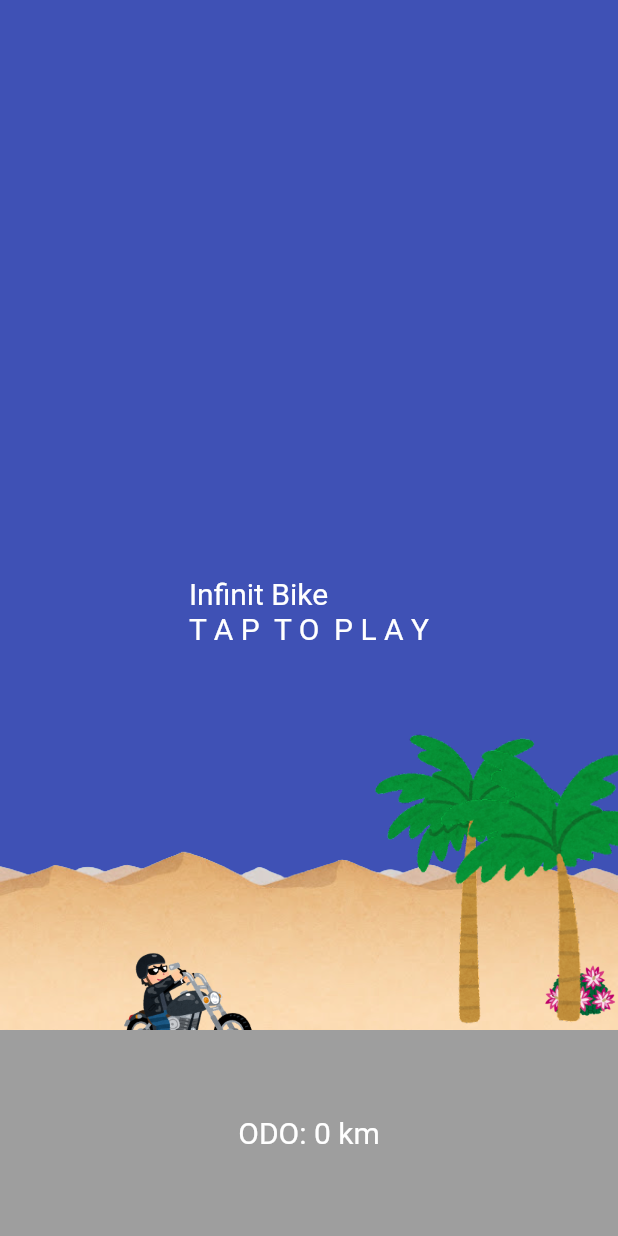
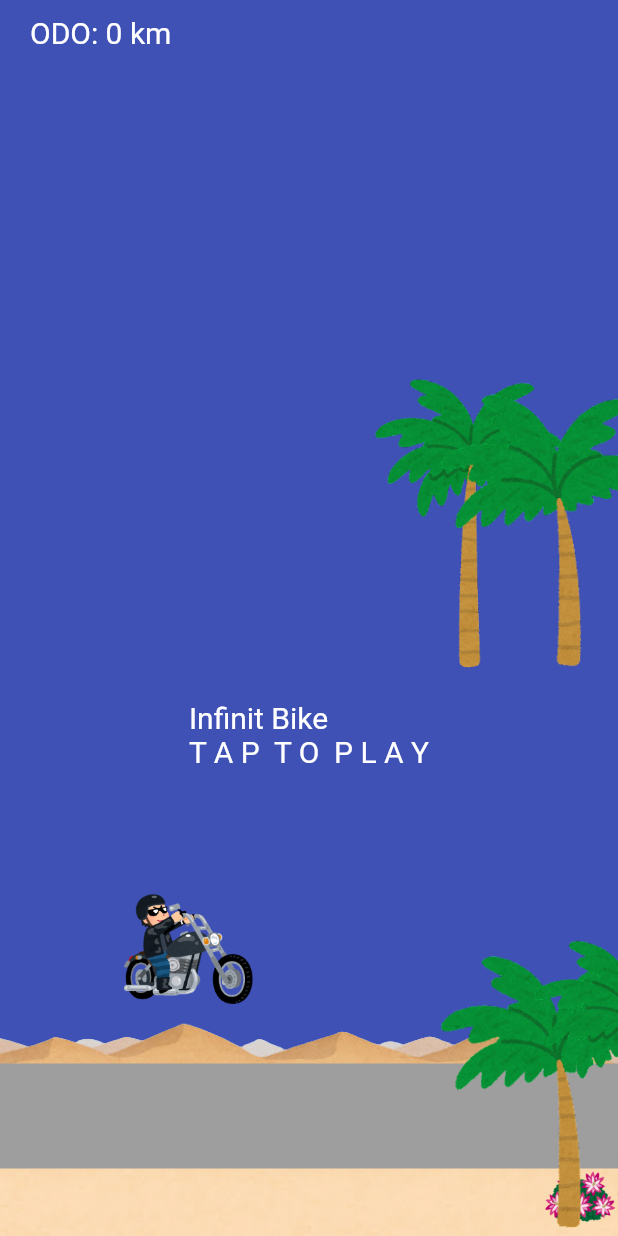
Before and after one commit to yuto90/runs_infinitely_bike, a Flutter app: the screen it shows after launch, on a phone screen of 412 x 824 dp. Run offline on Flutter 3.47's test engine with Material 2 defaults, Android fonts, the light colour scheme and no system bars.

Commit message:
風景を立体的に表現

```diff
--- a/runs_infinitely_bike/lib/mainpage.dart
+++ b/runs_infinitely_bike/lib/mainpage.dart
@@ -13,31 +13,40 @@ class MainPage extends StatefulWidget {
 }
 
 class _MainPage extends State<MainPage> {
-  static double bikeYaxis = 1.1;
+  static double bikeY = 0.6;
   double time = 0;
-  double initialHeight = bikeYaxis;
+  double initialHeight = bikeY;
   bool gameHasStarted = false;
 
+  // 背景
   static double desertOneX = -1;
-  static double desertTwoX = 3.1;
-  static double desertThreeX = 7.2;
+  static double desertTwoX = 3.7;
+  static double desertThreeX = 8.4;
 
-  double sabotenFlowerYaxis = 1;
+  // サボテンフラワー
+  double sabotenFlowerY = 1;
   static double sabotenFlowerOneX = 1;
 
-  double yasiYaxis = 1;
+  // ヤシの木
+  double yasiOneY = -0.2;
+  double yasiTwoY = 1;
+  double yasiThreeY = -0.2;
+  double yasiFourY = 1;
   static double yasiOneX = 1;
   static double yasiTwoX = 1.5;
+  static double yasiThreeX = 1.5;
+  static double yasiFourX = 2;
 
   bool sindou = true;
 
+  // ODOメーター
   int odo = 0;
   int milli = 0;
 
   void move() {
     setState(() {
       //time = 0;
-      //initialHeight = bikeYaxis;
+      //initialHeight = bikeY;
     });
   }
 
@@ -46,34 +55,34 @@ class _MainPage extends State<MainPage> {
     Timer.periodic(Duration(milliseconds: 50), (timer) {
       if (sindou) {
         setState(() {
-          bikeYaxis = initialHeight + 0.005;
+          bikeY = initialHeight + 0.005;
         });
       } else {
         setState(() {
-          bikeYaxis = initialHeight - 0.005;
+          bikeY = initialHeight - 0.005;
         });
       }
       sindou = !sindou;
 
       setState(() {
-        if (desertOneX < -5.3) {
-          desertOneX += 10.6;
+        if (desertOneX < -6) {
+          desertOneX += 12;
         } else {
           desertOneX -= 0.01;
         }
       });
 
       setState(() {
-        if (desertTwoX < -5.3) {
-          desertTwoX += 10.6;
+        if (desertTwoX < -6) {
+          desertTwoX += 12;
         } else {
           desertTwoX -= 0.01;
         }
       });
 
       setState(() {
-        if (desertThreeX < -5.3) {
-          desertThreeX += 10.6;
+        if (desertThreeX < -6) {
+          desertThreeX += 12;
         } else {
           desertThreeX -= 0.01;
         }
@@ -103,10 +112,26 @@ class _MainPage extends State<MainPage> {
         }
       });
 
-      // odoメーター（1秒+=1km)
+      setState(() {
+        if (yasiThreeX < -2) {
+          yasiThreeX += 4;
+        } else {
+          yasiThreeX -= 0.005;
+        }
+      });
+
+      setState(() {
+        if (yasiFourX < -2) {
+          yasiFourX += 4;
+        } else {
+          yasiFourX -= 0.005;
+        }
+      });
+
+      // odoメーター（5秒+=1km)
       setState(() {
         milli += 50;
-        if (milli % 1000 == 0) {
+        if (milli % 5000 == 0) {
           odo += 1;
         }
       });
@@ -124,42 +149,61 @@ class _MainPage extends State<MainPage> {
         }
       },
       child: Scaffold(
-        body: Column(
-          children: [
-            Expanded(
-              flex: 5,
-              child: Stack(
+        body: Stack(
           children: [
             Container(
               color: Colors.indigo,
             ),
             Container(
-                    alignment: Alignment(desertOneX, 1.1),
+              alignment: Alignment(desertOneX, 1),
               child: Desert(),
             ),
             Container(
-                    alignment: Alignment(desertTwoX, 1.1),
+              alignment: Alignment(desertTwoX, 1),
               child: Desert(),
             ),
             Container(
-                    alignment: Alignment(desertThreeX, 1.1),
+              alignment: Alignment(desertThreeX, 1),
               child: Desert(),
             ),
             Container(
-                    alignment: Alignment(sabotenFlowerOneX, sabotenFlowerYaxis),
+              alignment: Alignment(sabotenFlowerOneX, sabotenFlowerY),
               child: SabotenFlower(),
             ),
+            // ヤシの木 1
             Container(
-                    alignment: Alignment(yasiOneX, yasiYaxis),
+              alignment: Alignment(yasiOneX, yasiOneY),
               child: Yasi(pattern: 1),
             ),
+            // ヤシの木 1
             Container(
-                    alignment: Alignment(yasiTwoX, yasiYaxis),
+              alignment: Alignment(yasiThreeX, yasiThreeY),
               child: Yasi(pattern: 2),
             ),
+            // 道路
+            Positioned(
+              bottom: 45,
+              child: Container(
+                height: 70,
+                width: 2000,
+                color: Colors.grey,
+              ),
+            ),
+
+            // バイク
             Container(
-                    alignment: Alignment(-0.5, bikeYaxis),
+              alignment: Alignment(-0.5, bikeY),
               child: MyBike(),
+            ),
+            // ヤシの木 2
+            Container(
+              alignment: Alignment(yasiTwoX, yasiTwoY),
+              child: Yasi(pattern: 2),
+            ),
+            // ヤシの木 2
+            Container(
+              alignment: Alignment(yasiFourX, yasiFourY),
+              child: Yasi(pattern: 1),
             ),
             Container(
               alignment: Alignment(0, 0.2),
@@ -170,13 +214,10 @@ class _MainPage extends State<MainPage> {
                       style: TextStyle(fontSize: 20, color: Colors.white),
                     ),
             ),
-                ],
-              ),
-            ),
-            Expanded(
-              flex: 1,
+            Positioned(
+              top: 10,
+              left: 20,
               child: Container(
-                color: Colors.grey,
                 child: Row(
                   mainAxisAlignment: MainAxisAlignment.spaceEvenly,
                   children: [
@@ -192,7 +233,7 @@ class _MainPage extends State<MainPage> {
                   ],
                 ),
               ),
-            )
+            ),
           ],
         ),
       ),
```
Lines whose indentation alone changed are shown as unchanged.
